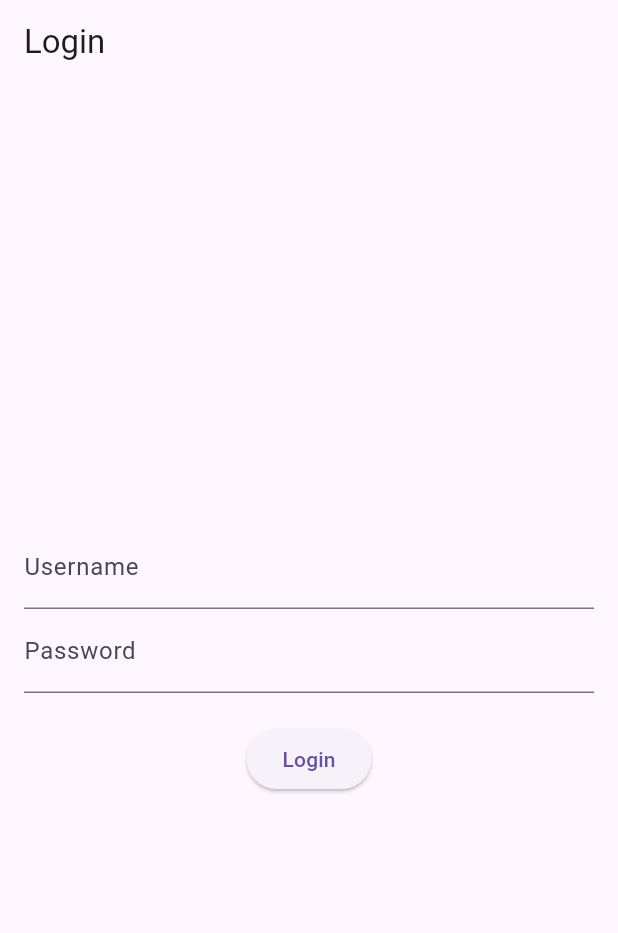
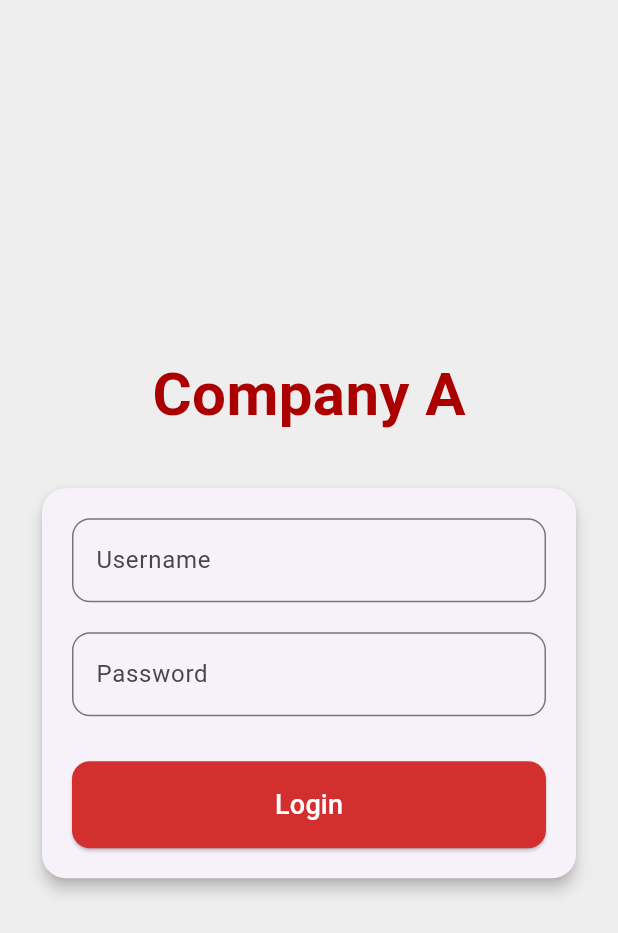
Before and after one commit to DBMS-CS3043-GROUP-38/SCMS-Flutter-Frontend, a Flutter app: the screen it shows after launch, on a phone screen of 412 x 824 dp. Shown: the top 933 px of the screen. Run offline on Flutter 3.47's test engine with Material 3 defaults, Android fonts, the phone set to English and light mode, and no system bars.

Commit message:
made login look a bitbetter

```diff
--- a/deliveryapp/lib/pages/login.dart
+++ b/deliveryapp/lib/pages/login.dart
@@ -32,6 +32,7 @@ class _LoginScreenState extends State<LoginScreen> {
     setState(() {
       _isLoading = false;
     });
+
     if (response.statusCode == 500) {
       final data = jsonDecode(response.body);
       showDialog(
@@ -52,12 +53,15 @@ class _LoginScreenState extends State<LoginScreen> {
                 emp_id: data['emp_id'],
                 driver_id: data['id'],
                 driver_name: data['name'],
-                    )),
+              ),
+            ),
           );
         } else if (data['type'] == 'Assistant') {
-        } else {}
+          // Implement navigation for Assistant screen here if needed
         } else {
-        print("nope");
+          // Handle other user types if needed
+        }
+      } else {
         showDialog(
           context: context,
           builder: (context) => AlertDialog(
@@ -72,32 +76,82 @@ class _LoginScreenState extends State<LoginScreen> {
   @override
   Widget build(BuildContext context) {
     return Scaffold(
-      appBar: AppBar(
-        title: Text('Login'),
-      ),
+      backgroundColor: Colors.grey[200],
       body: Center(
+        child: SingleChildScrollView(
           child: Padding(
-          padding: const EdgeInsets.all(16.0),
+            padding: const EdgeInsets.all(24.0),
             child: Column(
               mainAxisAlignment: MainAxisAlignment.center,
               children: <Widget>[
+                Text(
+                  'Company A',
+                  style: TextStyle(
+                    fontSize: 40,
+                    fontWeight: FontWeight.bold,
+                    color: Color.fromARGB(255, 170, 0, 0),
+                  ),
+                ),
+                SizedBox(height: 30),
+                Card(
+                  elevation: 4,
+                  shape: RoundedRectangleBorder(
+                    borderRadius: BorderRadius.circular(16),
+                  ),
+                  child: Padding(
+                    padding: const EdgeInsets.all(20.0),
+                    child: Column(
+                      children: [
                         TextField(
                           controller: _usernameController,
-                decoration: InputDecoration(labelText: 'Username'),
+                          decoration: InputDecoration(
+                            labelText: 'Username',
+                            border: OutlineInputBorder(
+                              borderRadius: BorderRadius.circular(12),
                             ),
+                          ),
+                        ),
+                        SizedBox(height: 20),
                         TextField(
                           controller: _passwordController,
-                decoration: InputDecoration(labelText: 'Password'),
+                          decoration: InputDecoration(
+                            labelText: 'Password',
+                            border: OutlineInputBorder(
+                              borderRadius: BorderRadius.circular(12),
+                            ),
+                          ),
                           obscureText: true,
                         ),
-              SizedBox(height: 20),
+                        SizedBox(height: 30),
                         _isLoading
                             ? CircularProgressIndicator()
-                  : ElevatedButton(
+                            : SizedBox(
+                                width: double.infinity,
+                                child: ElevatedButton(
                                   onPressed: login,
-                      child: Text('Login'),
+                                  style: ElevatedButton.styleFrom(
+                                    backgroundColor: Colors.red[700],
+                                    padding: EdgeInsets.symmetric(vertical: 16),
+                                    shape: RoundedRectangleBorder(
+                                      borderRadius: BorderRadius.circular(12),
+                                    ),
+                                  ),
+                                  child: Text(
+                                    'Login',
+                                    style: TextStyle(
+                                      fontSize: 18,
+                                      fontWeight: FontWeight.w500,
+                                      color: Colors.white,
+                                    ),
+                                  ),
+                                ),
                               ),
                       ],
+                    ),
+                  ),
+                ),
+              ],
+            ),
           ),
         ),
       ),
```
Lines whose indentation alone changed are shown as unchanged.
